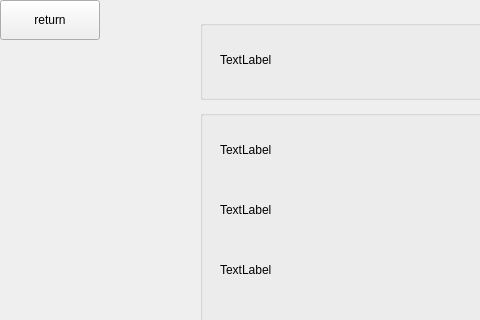
Old version of the form qt/t507/about_board.ui in the repository jizizihe/baijie_demo; both pictures show x 0 to 480 and y 0 to 320 of the 1024 by 600 pixel window.
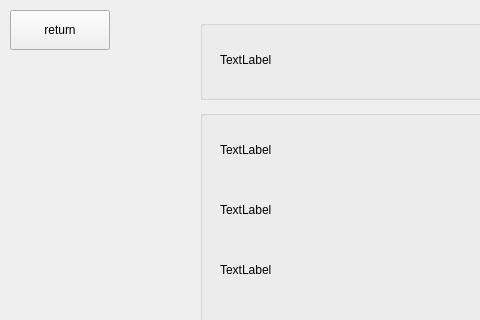
New version of the form.

Diff of the .ui file:
```diff
--- a/qt/t507/about_board.ui
+++ b/qt/t507/about_board.ui
@@ -34,8 +34,8 @@
     <widget class="QPushButton" name="pushButton">
      <property name="geometry">
       <rect>
-       <x>0</x>
-       <y>0</y>
+       <x>10</x>
+       <y>10</y>
        <width>100</width>
        <height>40</height>
       </rect>
```
